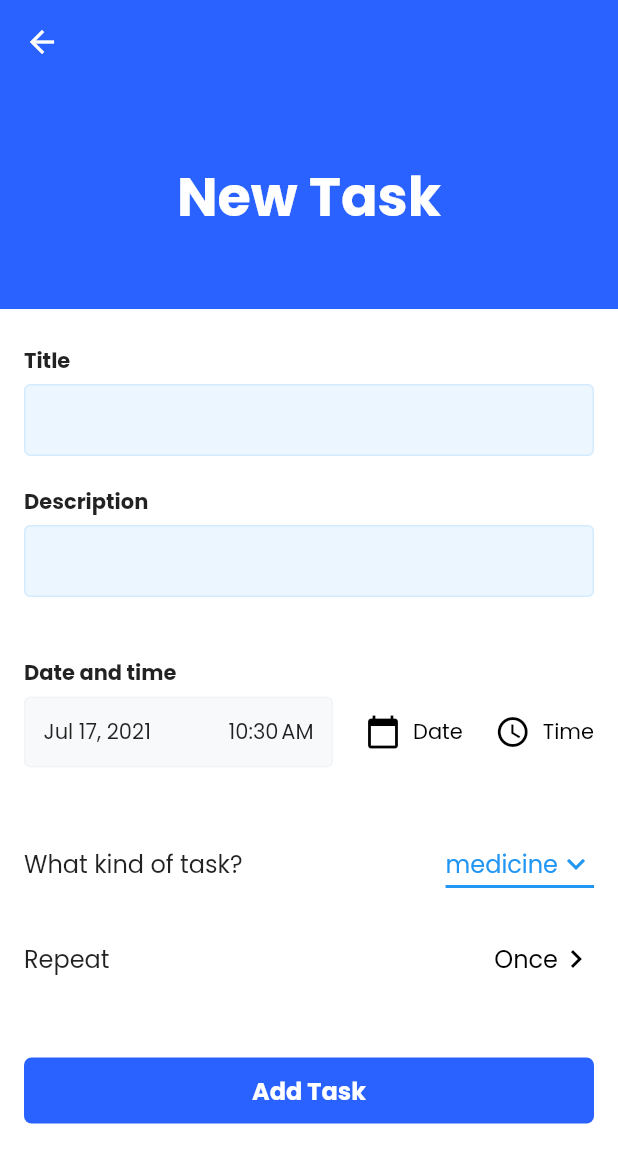
After one commit to NavaneethRenjith/medwise-revamped, a Flutter app: the TaskScreen screen opened by its route, after a tap on the "add" icon, on a phone screen of 412 x 824 dp. The commit adds this screen. Shown: the top 1163 px of the screen. Run offline on Flutter 3.47's test engine with Material 2 defaults, Android fonts, the phone set to English and light mode, and no system bars; our stand-ins replace cloud_firestore, firebase_auth, firebase_core, flutter_svg; accounts and stored records are empty.

Commit message:
new task ui

```diff
--- a/lib/main.dart
+++ b/lib/main.dart
@@ -21,6 +21,9 @@ class MyApp extends StatelessWidget {
   Widget build(BuildContext context) {
     return MaterialApp(
       title: 'medwise',
+      theme: ThemeData(
+        fontFamily: 'Poppins',
+      ),
       home: StreamBuilder(
         stream: FirebaseAuth.instance.authStateChanges(),
         builder: (context, userSnapshot) {
--- a/lib/screens/home_screen.dart
+++ b/lib/screens/home_screen.dart
@@ -61,9 +61,10 @@ class _HomeScreenState extends State<HomeScreen> {
     return Scaffold(
       appBar: AppBar(
         backgroundColor: background,
+        elevation: 0,
         title: Text(
           'Medwise',
-          style: TextStyle(color: blue),
+          style: TextStyle(color: blue, fontFamily: 'Roboto'),
         ),
         actions: [
           IconButton(
@@ -76,9 +77,6 @@ class _HomeScreenState extends State<HomeScreen> {
               Navigator.of(context).push(
                 MaterialPageRoute(
                   builder: (ctx) => ProfilePage(
-                    // username: _username,
-                    // userEmail: _userEmail,
-                    // userPhone: _userPhone,
                     profile: _profile,
                   ),
                 ),
--- /dev/null
+++ b/lib/screens/task/new_task_screen.dart
@@ -0,0 +1,28 @@
+import 'package:flutter/material.dart';
+
+import '../../theme/theme.dart';
+import '../../widgets/custom_appbar.dart';
+import '../../widgets/task/new_task_form.dart';
+
+class NewTaskScreen extends StatefulWidget {
+  const NewTaskScreen({Key? key}) : super(key: key);
+
+  @override
+  _NewTaskScreenState createState() => _NewTaskScreenState();
+}
+
+class _NewTaskScreenState extends State<NewTaskScreen> {
+  @override
+  Widget build(BuildContext context) {
+    return Scaffold(
+      appBar: CustomAppBar(
+        title: 'New Task',
+        bgColor: blue,
+      ),
+      backgroundColor: Colors.white,
+      body: SingleChildScrollView(
+        child: NewTaskForm(),
+      ),
+    );
+  }
+}
--- a/lib/screens/task/task_screen.dart
+++ b/lib/screens/task/task_screen.dart
@@ -2,6 +2,8 @@ import 'package:flutter/material.dart';
 import 'package:cloud_firestore/cloud_firestore.dart';
 import 'package:firebase_auth/firebase_auth.dart';
 import 'package:intl/intl.dart';
+
+import './new_task_screen.dart';
 
 import '../../theme/theme.dart';
 import '../../widgets/task/date.dart';
@@ -83,6 +85,18 @@ class _TaskScreenState extends State<TaskScreen> {
           );
         },
       ),
+      floatingActionButtonLocation: FloatingActionButtonLocation.centerFloat,
+      floatingActionButton: FloatingActionButton(
+        onPressed: () {
+          Navigator.of(context).push(
+            MaterialPageRoute(
+              builder: (ctx) => NewTaskScreen(),
+            ),
+          );
+        },
+        backgroundColor: blue,
+        child: Icon(Icons.add),
+      ),
     );
   }
 }
--- a/lib/theme/theme.dart
+++ b/lib/theme/theme.dart
@@ -1,6 +1,6 @@
 import 'package:flutter/material.dart';
 
-Color blue = Color(0xff2962FF);
+Color blue = Color.fromRGBO(41, 98, 255, 1);
 Color green = Colors.green;
 Color orange = Color(0xffFF8A5C);
 Color purple = Color(0xffB83F87);
--- /dev/null
+++ b/lib/widgets/custom_appbar.dart
@@ -0,0 +1,47 @@
+import 'package:flutter/material.dart';
+
+class CustomAppBar extends StatelessWidget implements PreferredSizeWidget {
+  final String title;
+  final Color bgColor;
+
+  const CustomAppBar({
+    Key? key,
+    required this.title,
+    required this.bgColor,
+  }) : super(key: key);
+
+  @override
+  Size get preferredSize => Size.fromHeight(400);
+
+  @override
+  Widget build(BuildContext context) {
+    var statusBarHeight = MediaQuery.of(context).padding.top;
+    var totalAppBarHeight =
+        MediaQuery.of(context).size.height / 4 + statusBarHeight;
+
+    return Container(
+      constraints: BoxConstraints(maxHeight: totalAppBarHeight),
+      child: Column(
+        children: [
+          AppBar(
+            backgroundColor: bgColor,
+          ),
+          Expanded(
+            child: Container(
+              color: bgColor,
+              alignment: Alignment.center,
+              child: Text(
+                title,
+                style: TextStyle(
+                  color: Colors.white,
+                  fontSize: 36,
+                  fontWeight: FontWeight.bold,
+                ),
+              ),
+            ),
+          ),
+        ],
+      ),
+    );
+  }
+}
--- a/lib/widgets/home_screen_widget.dart
+++ b/lib/widgets/home_screen_widget.dart
@@ -59,6 +59,7 @@ class HomeScreenWidget extends StatelessWidget {
                   style: TextStyle(
                     fontSize: 14,
                     color: Colors.white,
+                    fontFamily: 'Roboto',
                   ),
                 ),
               ),
--- a/lib/widgets/profile/payment_methods.dart
+++ b/lib/widgets/profile/payment_methods.dart
@@ -10,7 +10,7 @@ class PaymentMethods extends StatelessWidget {
         vertical: MediaQuery.of(context).size.height / 12,
       ),
       padding: const EdgeInsets.all(16),
-      height: 200, //MediaQuery.of(context).size.height / 4
+      height: 220,
       decoration: BoxDecoration(
         color: Colors.blue,
         borderRadius: BorderRadius.all(
--- /dev/null
+++ b/lib/widgets/task/new_task_form.dart
@@ -0,0 +1,301 @@
+import 'package:flutter/material.dart';
+import 'package:intl/intl.dart';
+
+import '../../theme/theme.dart';
+
+class NewTaskForm extends StatefulWidget {
+  const NewTaskForm({Key? key}) : super(key: key);
+
+  @override
+  _NewTaskFormState createState() => _NewTaskFormState();
+}
+
+class _NewTaskFormState extends State<NewTaskForm> {
+  String _selectedTag = 'medicine';
+
+  @override
+  Widget build(BuildContext context) {
+    return Padding(
+      padding: EdgeInsets.symmetric(
+        vertical: 24,
+        horizontal: 16,
+      ),
+      child: Column(
+        children: [
+          Container(
+            margin: const EdgeInsets.only(
+              bottom: 20,
+            ),
+            child: Column(
+              crossAxisAlignment: CrossAxisAlignment.start,
+              children: [
+                Text(
+                  'Title',
+                  style: TextStyle(
+                    fontWeight: FontWeight.bold,
+                    fontFamily: 'Poppins',
+                  ),
+                ),
+                SizedBox(
+                  height: 5,
+                ),
+                TextField(
+                  decoration: InputDecoration(
+                    // hintText: 'Take medicines',
+                    // hintStyle: TextStyle(
+                    //   fontSize: 14,
+                    //   fontStyle: FontStyle.italic,
+                    //   color: Colors.black54,
+                    // ),
+                    filled: true,
+                    fillColor: Color.fromRGBO(189, 224, 254, 0.3),
+                    contentPadding: EdgeInsets.all(12),
+                    enabledBorder: OutlineInputBorder(
+                      borderSide: BorderSide(
+                        color: Color.fromRGBO(189, 224, 254, 0.5),
+                      ),
+                    ),
+                  ),
+                ),
+              ],
+            ),
+          ),
+          Container(
+            margin: const EdgeInsets.only(
+              bottom: 20,
+            ),
+            child: Column(
+              crossAxisAlignment: CrossAxisAlignment.start,
+              children: [
+                Text(
+                  'Description',
+                  style: TextStyle(
+                    fontWeight: FontWeight.bold,
+                    fontFamily: 'Poppins',
+                  ),
+                ),
+                SizedBox(
+                  height: 5,
+                ),
+                TextField(
+                  decoration: InputDecoration(
+                    // hintText: 'After food tablets',
+                    // hintStyle: TextStyle(
+                    //   fontSize: 14,
+                    //   fontStyle: FontStyle.italic,
+                    //   color: Colors.black54,
+                    // ),
+                    filled: true,
+                    fillColor: Color.fromRGBO(189, 224, 254, 0.3),
+                    contentPadding: EdgeInsets.all(12),
+                    enabledBorder: OutlineInputBorder(
+                      borderSide: BorderSide(
+                        color: Color.fromRGBO(189, 224, 254, 0.5),
+                      ),
+                    ),
+                  ),
+                ),
+              ],
+            ),
+          ),
+          dateAndTime(context),
+          dropdownSection(),
+          AddTask(),
+        ],
+      ),
+    );
+  }
+
+  Container dateAndTime(BuildContext context) {
+    return Container(
+      margin: const EdgeInsets.only(
+        top: 20,
+      ),
+      child: Column(
+        crossAxisAlignment: CrossAxisAlignment.start,
+        children: [
+          Text(
+            'Date and time',
+            style: TextStyle(
+              fontWeight: FontWeight.bold,
+              fontFamily: 'Poppins',
+            ),
+          ),
+          SizedBox(
+            height: 5,
+          ),
+          Row(
+            crossAxisAlignment: CrossAxisAlignment.center,
+            mainAxisAlignment: MainAxisAlignment.spaceBetween,
+            children: [
+              Container(
+                padding: const EdgeInsets.all(12),
+                constraints: BoxConstraints(
+                  maxWidth: MediaQuery.of(context).size.width / 2,
+                ),
+                decoration: BoxDecoration(
+                  color: Color.fromRGBO(233, 236, 239, 0.3),
+                  border: Border.all(
+                    color: Color.fromRGBO(233, 236, 239, 0.5),
+                  ),
+                  borderRadius: BorderRadius.circular(4),
+                ),
+                child: Row(
+                  mainAxisAlignment: MainAxisAlignment.spaceBetween,
+                  children: [
+                    Text(
+                      DateFormat.yMMMd().format(DateTime.now()),
+                      style: TextStyle(
+                        fontSize: 14,
+                      ),
+                    ),
+                    Text(
+                      DateFormat.jm().format(DateTime.now()),
+                      style: TextStyle(
+                        fontSize: 14,
+                      ),
+                    ),
+                  ],
+                ),
+              ),
+              TextButton.icon(
+                onPressed: () {},
+                icon: Icon(Icons.calendar_today),
+                label: Text('Date'),
+                style: TextButton.styleFrom(primary: Colors.black),
+              ),
+              TextButton.icon(
+                onPressed: () {},
+                icon: Icon(Icons.access_time),
+                label: Text('Time'),
+                style: TextButton.styleFrom(
+                  primary: Colors.black,
+                  padding: EdgeInsets.only(right: 0),
+                ),
+              ),
+            ],
+          ),
+        ],
+      ),
+    );
+  }
+
+  Padding dropdownSection() {
+    return Padding(
+      padding: const EdgeInsets.symmetric(vertical: 40),
+      child: Column(
+        mainAxisAlignment: MainAxisAlignment.spaceBetween,
+        children: [
+          Row(
+            mainAxisAlignment: MainAxisAlignment.spaceBetween,
+            children: [
+              Text(
+                'What kind of task?',
+                style: TextStyle(
+                  fontSize: 16,
+                  fontFamily: 'Poppins',
+                ),
+              ),
+              DropdownButton(
+                value: _selectedTag,
+                icon: Icon(
+                  Icons.keyboard_arrow_down,
+                  color: Colors.blue,
+                ),
+                style: TextStyle(
+                  fontSize: 18,
+                  color: Colors.blue,
+                ),
+                underline: Container(
+                  height: 2,
+                  color: Colors.blue,
+                ),
+                onChanged: (String? newTag) {
+                  setState(() {
+                    _selectedTag = newTag!;
+                  });
+                },
+                items: ['medicine', 'exercise', 'diet', 'other'].map((value) {
+                  return DropdownMenuItem(
+                    value: value,
+                    child: Text(
+                      value,
+                      style: TextStyle(
+                        fontSize: 16,
+                        fontFamily: 'Poppins',
+                      ),
+                    ),
+                  );
+                }).toList(),
+              ),
+            ],
+          ),
+          SizedBox(height: 15),
+          Row(
+            mainAxisAlignment: MainAxisAlignment.spaceBetween,
+            children: [
+              Text(
+                'Repeat',
+                style: TextStyle(
+                  fontSize: 16,
+                  fontFamily: 'Poppins',
+                ),
+              ),
+              TextButton(
+                onPressed: () {},
+                style: TextButton.styleFrom(
+                  primary: Colors.black,
+                  padding: EdgeInsets.only(right: 0),
+                ),
+                child: Row(
+                  children: [
+                    Text(
+                      'Once',
+                      style: TextStyle(
+                        fontSize: 16,
+                        fontFamily: 'Poppins',
+                      ),
+                    ),
+                    Icon(Icons.keyboard_arrow_right),
+                  ],
+                ),
+              )
+            ],
+          ),
+        ],
+      ),
+    );
+  }
+}
+
+class AddTask extends StatelessWidget {
+  const AddTask({
+    Key? key,
+  }) : super(key: key);
+
+  @override
+  Widget build(BuildContext context) {
+    return SizedBox(
+      width: double.infinity,
+      child: TextButton(
+        onPressed: () {},
+        child: Text(
+          'Add Task',
+          style: TextStyle(
+            fontWeight: FontWeight.bold,
+            fontFamily: 'Poppins',
+            fontSize: 16,
+          ),
+        ),
+        style: TextButton.styleFrom(
+          primary: Colors.white,
+          backgroundColor: blue,
+          padding: EdgeInsets.all(10),
+          shape: RoundedRectangleBorder(
+            borderRadius: BorderRadius.all(Radius.circular(5)),
+          ),
+        ),
+      ),
+    );
+  }
+}
--- a/lib/widgets/task/task_list_item.dart
+++ b/lib/widgets/task/task_list_item.dart
@@ -71,6 +71,7 @@ class _TaskListItemState extends State<TaskListItem> {
                           style: TextStyle(
                             fontSize: 18,
                             fontWeight: FontWeight.bold,
+                            fontFamily: 'Roboto',
                             color: blue,
                           ),
                         ),
```
Also changed, not shown: pubspec.yaml (+9 -6 lines), assets/fonts/Poppins-Bold.ttf (added), assets/fonts/Poppins-Italic.ttf (added), assets/fonts/Poppins-Regular.ttf (added).
